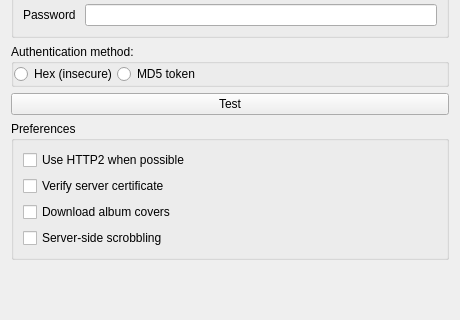
Old version of the form src/settings/subsonicsettingspage.ui in the repository strawberrymusicplayer/strawberry; both pictures show x 0 to 460 and y 159 to 479 of the 460 by 644 pixel window.
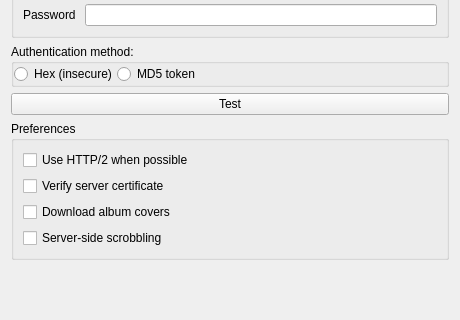
New version of the form. Icons and pictures are not drawn.

Commit message: SubsonicSettingsPage: Rename HTTP2 to HTTP/2

Patch:
```diff
--- a/src/settings/subsonicsettingspage.ui
+++ b/src/settings/subsonicsettingspage.ui
@@ -160,7 +160,7 @@
       <item>
        <widget class="QCheckBox" name="checkbox_http2">
         <property name="text">
-         <string>Use HTTP2 when possible</string>
+         <string>Use HTTP/2 when possible</string>
         </property>
        </widget>
       </item>
```
